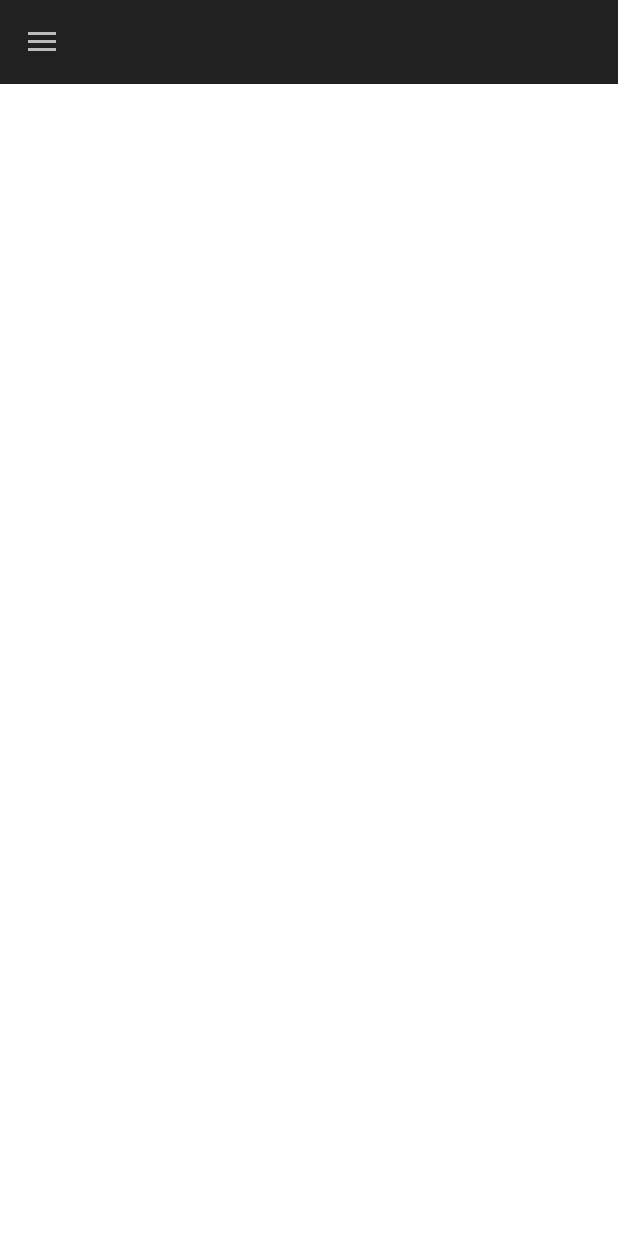
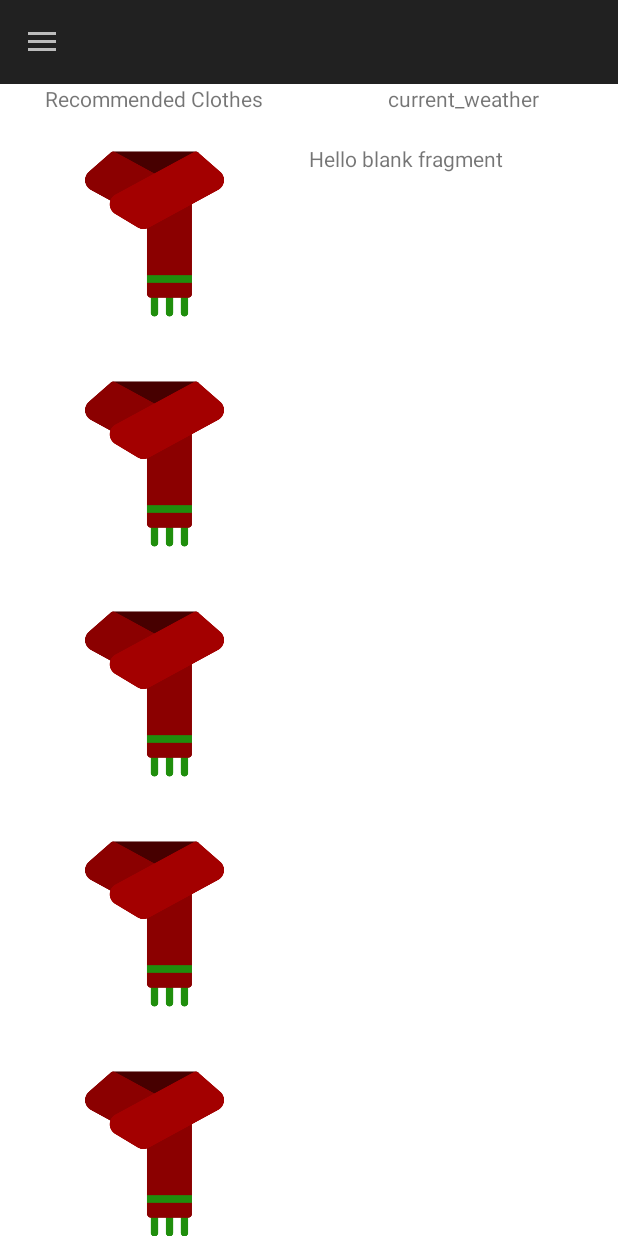
Before and after one commit to fabianazabala/weather-alert-app, an Android app: the screen it shows after launch (MainActivity), on a phone screen of 412 x 824 dp. Run offline under Robolectric (Android 15) with nearby library versions, the phone set to English and light mode, and no system bars; our stand-ins replace Dagger/Hilt's generated code, Picasso; pictures from the network do not load.

Commit message:
Implemented initial screen split into two layouts Displaying list of pictures in the left one for current clothes

```diff
--- a/app/build.gradle
+++ b/app/build.gradle
@@ -65,6 +65,12 @@ dependencies {
     implementation group: 'com.fasterxml.jackson.core', name: 'jackson-databind', version: '2.13.0'
     implementation group: 'com.fasterxml.jackson.module', name: 'jackson-module-kotlin', version: '2.13.0'
     implementation 'com.android.volley:volley:1.2.1'
+    implementation group: 'com.squareup.picasso', name: 'picasso', version: '2.8'
+
+    annotationProcessor group: 'androidx.room', name: 'room-compiler', version: '2.4.1'
+    runtimeOnly group: 'androidx.room', name: 'room-runtime', version: '2.4.1'
+    runtimeOnly group: 'androidx.room', name: 'room-ktx', version: '2.4.1'
+
 
     // For instrumentation tests
     androidTestImplementation  'com.google.dagger:hilt-android-testing:2.40.5'
--- /dev/null
+++ b/app/src/main/kotlin/com/climate_dissertation_app/ui/CurrentClothesFragment.kt
@@ -0,0 +1,56 @@
+package com.climate_dissertation_app.ui
+
+import android.graphics.Rect
+import android.os.Bundle
+import android.view.LayoutInflater
+import android.view.View
+import android.view.ViewGroup
+import androidx.fragment.app.Fragment
+import androidx.recyclerview.widget.RecyclerView
+import com.climate_dissertation_app.R
+import com.climate_dissertation_app.viewmodel.ClothItem
+import com.climate_dissertation_app.viewmodel.ClothesAdapter
+import kotlinx.android.synthetic.main.fragment_current_clothes.*
+
+
+class CurrentClothesFragment : Fragment() {
+
+    override fun onViewCreated(view: View, savedInstanceState: Bundle?) {
+        super.onViewCreated(view, savedInstanceState)
+        clothes_list_view.addItemDecoration(ItemSeparation())
+        clothes_list_view.adapter = ClothesAdapter(
+            listOf(
+                ClothItem(R.drawable.winter_scarf, "Scarf"),
+                ClothItem(R.drawable.winter_scarf, "Scarf"),
+                ClothItem(R.drawable.winter_scarf, "Scarf"),
+                ClothItem(R.drawable.winter_scarf, "Scarf"),
+                ClothItem(R.drawable.winter_scarf, "Scarf"),
+                ClothItem(R.drawable.winter_scarf, "Scarf"),
+                ClothItem(R.drawable.winter_scarf, "Scarf"),
+                ClothItem(R.drawable.winter_scarf, "Scarf"),
+                ClothItem(R.drawable.winter_scarf, "Scarf"),
+                ClothItem(R.drawable.winter_scarf, "Scarf")
+            )
+        )
+    }
+
+    override fun onCreateView(
+        inflater: LayoutInflater, container: ViewGroup?,
+        savedInstanceState: Bundle?
+    ): View? {
+        // Inflate the layout for this fragment
+        return inflater.inflate(R.layout.fragment_current_clothes, container, false)
+    }
+}
+
+class ItemSeparation(private val margin: Int = 50) : RecyclerView.ItemDecoration() {
+    override fun getItemOffsets(
+        outRect: Rect,
+        view: View,
+        parent: RecyclerView,
+        state: RecyclerView.State
+    ) {
+        super.getItemOffsets(outRect, view, parent, state)
+        outRect.bottom = margin
+    }
+}
--- /dev/null
+++ b/app/src/main/kotlin/com/climate_dissertation_app/ui/CurrentRecommendationFragment.kt
@@ -0,0 +1,19 @@
+package com.climate_dissertation_app.ui
+
+import android.os.Bundle
+import android.view.LayoutInflater
+import android.view.View
+import android.view.ViewGroup
+import androidx.fragment.app.Fragment
+import com.climate_dissertation_app.R
+
+class CurrentRecommendationFragment : Fragment() {
+
+    override fun onCreateView(
+        inflater: LayoutInflater, container: ViewGroup?,
+        savedInstanceState: Bundle?
+    ): View? {
+        // Inflate the layout for this fragment
+        return inflater.inflate(R.layout.fragment_current_recommendation, container, false)
+    }
+}
--- /dev/null
+++ b/app/src/main/kotlin/com/climate_dissertation_app/ui/CurrentWeatherFragment.kt
@@ -0,0 +1,60 @@
+package com.climate_dissertation_app.ui
+
+import android.os.Bundle
+import android.view.LayoutInflater
+import android.view.View
+import android.view.ViewGroup
+import androidx.fragment.app.Fragment
+import com.climate_dissertation_app.R
+
+// TODO: Rename parameter arguments, choose names that match
+// the fragment initialization parameters, e.g. ARG_ITEM_NUMBER
+private const val ARG_PARAM1 = "param1"
+private const val ARG_PARAM2 = "param2"
+
+/**
+ * A simple [Fragment] subclass.
+ * Use the [CurrentWeatherFragment.newInstance] factory method to
+ * create an instance of this fragment.
+ */
+class CurrentWeatherFragment : Fragment() {
+    // TODO: Rename and change types of parameters
+    private var param1: String? = null
+    private var param2: String? = null
+
+    override fun onCreate(savedInstanceState: Bundle?) {
+        super.onCreate(savedInstanceState)
+        arguments?.let {
+            param1 = it.getString(ARG_PARAM1)
+            param2 = it.getString(ARG_PARAM2)
+        }
+    }
+
+    override fun onCreateView(
+        inflater: LayoutInflater, container: ViewGroup?,
+        savedInstanceState: Bundle?
+    ): View? {
+        // Inflate the layout for this fragment
+        return inflater.inflate(R.layout.fragment_current_weather, container, false)
+    }
+
+    companion object {
+        /**
+         * Use this factory method to create a new instance of
+         * this fragment using the provided parameters.
+         *
+         * @param param1 Parameter 1.
+         * @param param2 Parameter 2.
+         * @return A new instance of fragment CurrentWeatherFragment.
+         */
+        // TODO: Rename and change types and number of parameters
+        @JvmStatic
+        fun newInstance(param1: String, param2: String) =
+            CurrentWeatherFragment().apply {
+                arguments = Bundle().apply {
+                    putString(ARG_PARAM1, param1)
+                    putString(ARG_PARAM2, param2)
+                }
+            }
+    }
+}
--- a/app/src/main/kotlin/com/climate_dissertation_app/ui/MainActivity.kt
+++ b/app/src/main/kotlin/com/climate_dissertation_app/ui/MainActivity.kt
@@ -9,12 +9,13 @@ import androidx.annotation.RequiresApi
 import androidx.appcompat.app.ActionBarDrawerToggle
 import androidx.appcompat.app.AppCompatActivity
 import com.climate_dissertation_app.R
+import com.google.android.material.navigation.NavigationView
 import dagger.hilt.android.AndroidEntryPoint
 import kotlinx.android.synthetic.main.activity_main.*
 import kotlinx.android.synthetic.main.toolbar_layout.*
 
 @AndroidEntryPoint
-class MainActivity : AppCompatActivity() {
+class MainActivity : AppCompatActivity(), NavigationView.OnNavigationItemSelectedListener {
 
     lateinit var toggle: ActionBarDrawerToggle
 
@@ -23,6 +24,11 @@ class MainActivity : AppCompatActivity() {
         super.onCreate(savedInstanceState)
         setContentView(R.layout.activity_main)
 
+        configureNavigationDrawer()
+        weatherFragment()
+    }
+
+    private fun configureNavigationDrawer() {
         toggle = ActionBarDrawerToggle(
             this,
             drawer_layout,
@@ -35,7 +41,6 @@ class MainActivity : AppCompatActivity() {
         )
         supportActionBar?.setDisplayHomeAsUpEnabled(true)
         supportActionBar?.setHomeButtonEnabled(true)
-        toHomeActivity()
     }
 
     override fun onPostCreate(savedInstanceState: Bundle?) {
@@ -55,12 +60,22 @@ class MainActivity : AppCompatActivity() {
         return super.onOptionsItemSelected(item)
     }
 
-    private fun toHomeActivity() {
-//        supportActionBar?.hide()
-//        Handler(Looper.getMainLooper()).postDelayed({
-//            val intent = Intent(this@MainActivity, HomeActivity::class.java)
-//            startActivity(intent)
-//            finish()
-//        }, 1500)
+    override fun onNavigationItemSelected(item: MenuItem): Boolean = when (item.itemId) {
+        R.id.weather_item -> weatherFragment()
+        R.id.settings_item -> settingsFragment()
+        else -> {
+            throw NotImplementedError("Yo dude implement me pls")
+        }
+    }
+
+    private fun settingsFragment(): Boolean {
+        return true
+    }
+
+    private fun weatherFragment(): Boolean {
+        val transaction = supportFragmentManager.beginTransaction()
+        transaction.replace(fragment_placeholder.id, CurrentRecommendationFragment())
+        transaction.commit()
+        return true
     }
 }
--- /dev/null
+++ b/app/src/main/kotlin/com/climate_dissertation_app/viewmodel/ClothItem.kt
@@ -0,0 +1,8 @@
+package com.climate_dissertation_app.viewmodel
+
+import androidx.annotation.DrawableRes
+
+data class ClothItem(
+    @DrawableRes val resourceId: Int,
+    val name: String
+)
--- /dev/null
+++ b/app/src/main/kotlin/com/climate_dissertation_app/viewmodel/ClothesAdapter.kt
@@ -0,0 +1,34 @@
+package com.climate_dissertation_app.viewmodel
+
+import android.view.LayoutInflater
+import android.view.View
+import android.view.ViewGroup
+import android.widget.ImageView
+import androidx.recyclerview.widget.RecyclerView
+import com.climate_dissertation_app.R
+import com.squareup.picasso.Picasso
+
+class ClothesAdapter(
+    private val clothes: List<ClothItem>
+) : RecyclerView.Adapter<ClothesViewHolder>() {
+
+    override fun onCreateViewHolder(parent: ViewGroup, viewType: Int): ClothesViewHolder =
+        ClothesViewHolder(
+            LayoutInflater.from(parent.context)
+                .inflate(R.layout.cloth_item_layout, parent, false)
+        )
+
+
+    override fun onBindViewHolder(holder: ClothesViewHolder, position: Int) {
+        holder.clothItemImageView.contentDescription = clothes[position].name
+        Picasso.get()
+            .load(clothes[position].resourceId)
+            .into(holder.clothItemImageView)
+    }
+
+    override fun getItemCount(): Int = clothes.size
+}
+
+class ClothesViewHolder(view: View) : RecyclerView.ViewHolder(view) {
+    val clothItemImageView: ImageView = view.findViewById(R.id.cloth_item)
+}
--- a/app/src/main/res/layout/activity_main.xml
+++ b/app/src/main/res/layout/activity_main.xml
@@ -1,7 +1,7 @@
 <?xml version="1.0" encoding="utf-8"?>
 <androidx.drawerlayout.widget.DrawerLayout xmlns:android="http://schemas.android.com/apk/res/android"
+    xmlns:app="http://schemas.android.com/apk/res-auto"
     xmlns:tools="http://schemas.android.com/tools"
-    xmlns:app="http://schemas.android.com/apk/res-auto"
     android:id="@+id/drawer_layout"
     android:layout_width="match_parent"
     android:layout_height="match_parent"
@@ -10,6 +10,7 @@
     tools:openDrawer="start">
 
     <include
+        android:id="@+id/toolbar"
         layout="@layout/toolbar_layout"
         android:layout_width="match_parent"
         android:layout_height="match_parent" />
@@ -21,4 +22,10 @@
         android:layout_gravity="start"
         app:menu="@menu/navigation_options" />
 
+    <FrameLayout
+        android:id="@+id/fragment_placeholder"
+        android:layout_width="wrap_content"
+        android:layout_height="wrap_content"
+        android:layout_marginTop="?attr/actionBarSize" />
+
 </androidx.drawerlayout.widget.DrawerLayout>
--- /dev/null
+++ b/app/src/main/res/layout/cloth_item_layout.xml
@@ -0,0 +1,6 @@
+<?xml version="1.0" encoding="utf-8"?>
+<ImageView xmlns:android="http://schemas.android.com/apk/res/android"
+    android:id="@+id/cloth_item"
+    android:layout_width="match_parent"
+    android:layout_height="120dp"
+    android:contentDescription="@string/cloth_piece" />
--- /dev/null
+++ b/app/src/main/res/layout/fragment_current_clothes.xml
@@ -0,0 +1,17 @@
+<?xml version="1.0" encoding="utf-8"?>
+<FrameLayout xmlns:android="http://schemas.android.com/apk/res/android"
+    xmlns:app="http://schemas.android.com/apk/res-auto"
+    xmlns:tools="http://schemas.android.com/tools"
+    android:layout_width="match_parent"
+    android:layout_height="match_parent"
+    tools:context=".ui.CurrentClothesFragment">
+
+    <androidx.recyclerview.widget.RecyclerView
+        android:id="@+id/clothes_list_view"
+        android:layout_width="match_parent"
+        android:layout_height="match_parent"
+        android:layout_gravity="center"
+        android:scrollbars="vertical"
+        app:layoutManager="androidx.recyclerview.widget.LinearLayoutManager" />
+
+</FrameLayout>
--- /dev/null
+++ b/app/src/main/res/layout/fragment_current_recommendation.xml
@@ -0,0 +1,51 @@
+<?xml version="1.0" encoding="utf-8"?>
+<LinearLayout xmlns:android="http://schemas.android.com/apk/res/android"
+    xmlns:tools="http://schemas.android.com/tools"
+    android:layout_width="match_parent"
+    android:layout_height="match_parent"
+    android:baselineAligned="false"
+    android:orientation="horizontal"
+    android:weightSum="2"
+    tools:context=".ui.CurrentRecommendationFragment">
+
+    <FrameLayout
+        android:id="@+id/current_clothes"
+        android:layout_width="match_parent"
+        android:layout_height="match_parent"
+        android:layout_weight="1">
+
+        <TextView
+            android:layout_width="match_parent"
+            android:layout_height="40dp"
+            android:textAlignment="center"
+            android:text="@string/title_recommended_clothes" />
+
+        <androidx.fragment.app.FragmentContainerView
+            android:id="@+id/fragmentContainerView"
+            android:name="com.climate_dissertation_app.ui.CurrentClothesFragment"
+            android:layout_marginTop="40dp"
+            android:layout_width="wrap_content"
+            android:layout_height="wrap_content" />
+    </FrameLayout>
+
+    <FrameLayout
+        android:id="@+id/current_weather"
+        android:layout_width="match_parent"
+        android:layout_height="match_parent"
+        android:layout_weight="1">
+
+        <TextView
+            android:layout_width="match_parent"
+            android:layout_height="40dp"
+            android:textAlignment="center"
+            android:text="@string/title_current_weather" />
+
+        <androidx.fragment.app.FragmentContainerView
+            android:id="@+id/fragmentContainerView2"
+            android:name="com.climate_dissertation_app.ui.CurrentWeatherFragment"
+            android:layout_marginTop="40dp"
+            android:layout_width="wrap_content"
+            android:layout_height="wrap_content" />
+    </FrameLayout>
+
+</LinearLayout>
--- /dev/null
+++ b/app/src/main/res/layout/fragment_current_weather.xml
@@ -0,0 +1,14 @@
+<?xml version="1.0" encoding="utf-8"?>
+<FrameLayout xmlns:android="http://schemas.android.com/apk/res/android"
+    xmlns:tools="http://schemas.android.com/tools"
+    android:layout_width="match_parent"
+    android:layout_height="match_parent"
+    tools:context=".ui.CurrentWeatherFragment">
+
+    <!-- TODO: Update blank fragment layout -->
+    <TextView
+        android:layout_width="match_parent"
+        android:layout_height="match_parent"
+        android:text="@string/hello_blank_fragment" />
+
+</FrameLayout>
--- a/app/src/main/res/menu/navigation_options.xml
+++ b/app/src/main/res/menu/navigation_options.xml
@@ -6,10 +6,6 @@
             android:icon="@drawable/ic_weather_sunny"
             android:title="@string/current_weather" />
         <item
-            android:id="@+id/clothes_item"
-            android:icon="@drawable/ic_tshirt"
-            android:title="@string/clothes_selection" />
-        <item
             android:id="@+id/settings_item"
             android:icon="@drawable/ic_settings"
             android:title="@string/settings" />
--- a/app/src/main/res/values-night/themes.xml
+++ b/app/src/main/res/values-night/themes.xml
@@ -1,10 +1,4 @@
-<resources xmlns:tools="http://schemas.android.com/tools">
+<resources>
     <!-- Base application theme. -->
-    <style name="Theme.Climate_dissertation_app" parent="Theme.AppCompat.Light.DarkActionBar">
-        <!-- Primary brand color. -->
-        <item name="colorPrimary">@color/purple_200</item>
-        <item name="colorPrimaryDark">@color/purple_700</item>
-        <item name="colorAccent">@color/teal_200</item>
-        <!-- Customize your theme here. -->
-    </style>
+    <style name="Theme.Climate_dissertation_app" parent="Theme.MaterialComponents.DayNight.NoActionBar"></style>
 </resources>
--- a/app/src/main/res/values/strings.xml
+++ b/app/src/main/res/values/strings.xml
@@ -6,4 +6,9 @@
     <string name="settings">Settings</string>
     <string name="open_drawer">Open Drawer</string>
     <string name="close_drawer">Close Drawer</string>
+    <!-- TODO: Remove or change this placeholder text -->
+    <string name="hello_blank_fragment">Hello blank fragment</string>
+    <string name="cloth_piece">a piece of fabric my dude</string>
+    <string name="title_recommended_clothes">Recommended Clothes</string>
+    <string name="title_current_weather">current_weather</string>
 </resources>
--- a/app/src/main/res/values/themes.xml
+++ b/app/src/main/res/values/themes.xml
@@ -1,10 +1,5 @@
 <resources>
     <!-- Base application theme. -->
     <style name="Theme.Climate_dissertation_app" parent="Theme.MaterialComponents.DayNight.NoActionBar">
-        <!-- Primary brand color. -->
-        <item name="colorPrimary">@color/purple_500</item>
-        <item name="colorPrimaryDark">@color/purple_700</item>
-        <item name="colorAccent">@color/teal_200</item>
-        <!-- Customize your theme here. -->
     </style>
 </resources>
```
Also changed, not shown: app/src/main/res/drawable/winter_scarf.png (added).
